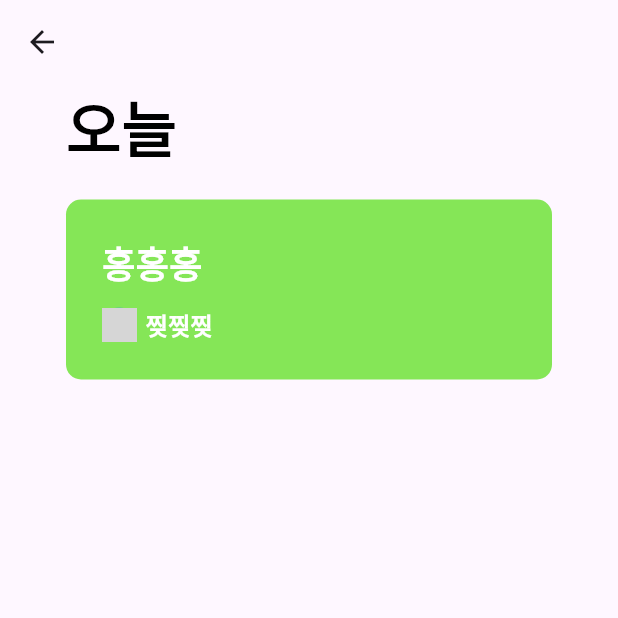
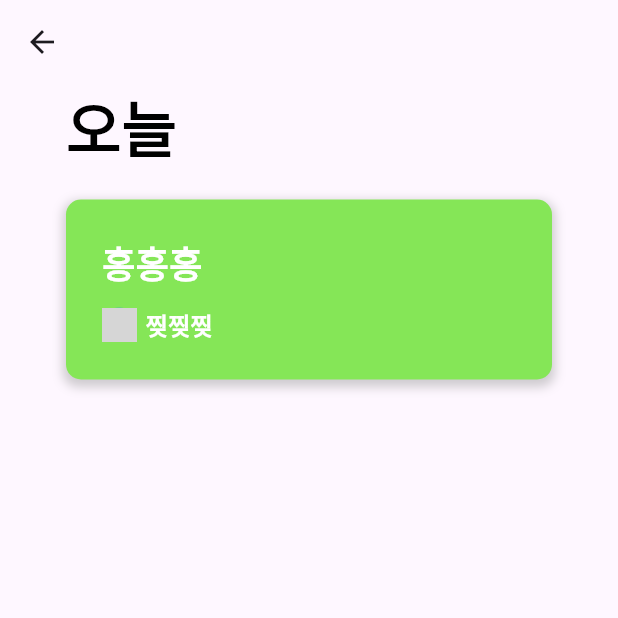
Before and after one commit to Living-Share/app_flutter, a Flutter app: the screen it shows after launch, on a phone screen of 412 x 824 dp, the top half of it. Run offline on Flutter 3.47's test engine with Material 3 defaults, Android fonts, the phone set to English and light mode, and no system bars; our stand-ins replace flutter_svg, get; network calls fail; Roboto replaces fonts that are missing (Pretendart); grey boxes are pictures that could not be loaded.

Commit message:
ADD: 그림자

```diff
--- a/lib/style/components/app_bar.dart
+++ b/lib/style/components/app_bar.dart
@@ -1,5 +1,4 @@
 import 'package:flutter/material.dart';
-import 'package:living_share_app/style/theme/Text.dart';
 
 AppBar CustomAppbar() {
   return AppBar();
--- a/lib/style/components/container_box.dart
+++ b/lib/style/components/container_box.dart
@@ -21,6 +21,14 @@ Container DoWorkContainer({
           decoration: BoxDecoration(
             borderRadius: BorderRadius.circular(10),
             color: isDoWork ? ThemeColors.primary : ThemeColors.falseRed,
+            boxShadow: [
+              BoxShadow(
+                color: Colors.grey.withOpacity(0.5), // 그림자 색상
+                spreadRadius: 2, // 그림자 확산 정도
+                blurRadius: 5, // 그림자 흐림 정도
+                offset: const Offset(0, 3), // 그림자 위치 (x, y)
+              ),
+            ],
           ),
           child: Column(
             mainAxisAlignment: MainAxisAlignment.spaceBetween,
```
